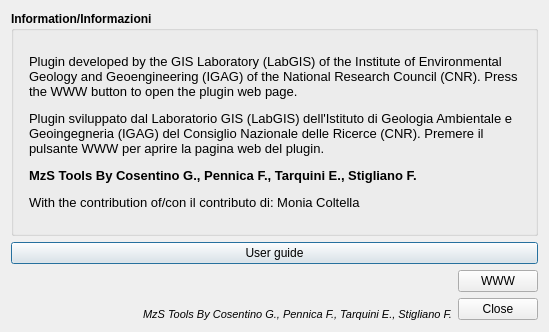
Before: the Qt Designer form tb_info.ui in CNR-IGAG/mzs-tools, drawn with Qt 5.
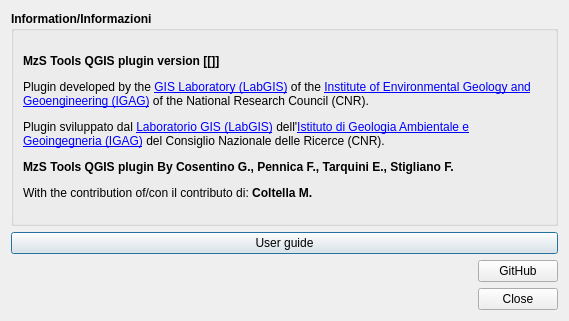
After: the same form once the commit is applied. Icons and pictures are not drawn.

Commit message: update .qgs project and info dialog

The edit to the form file:
```diff
--- a/tb_info.ui
+++ b/tb_info.ui
@@ -2,32 +2,6 @@
 <ui version="4.0">
  <class>info</class>
  <widget class="QDialog" name="info">
-  <property name="geometry">
-   <rect>
-    <x>0</x>
-    <y>0</y>
-    <width>549</width>
-    <height>332</height>
-   </rect>
-  </property>
-  <property name="sizePolicy">
-   <sizepolicy hsizetype="Fixed" vsizetype="Fixed">
-    <horstretch>0</horstretch>
-    <verstretch>0</verstretch>
-   </sizepolicy>
-  </property>
-  <property name="minimumSize">
-   <size>
-    <width>520</width>
-    <height>325</height>
-   </size>
-  </property>
-  <property name="maximumSize">
-   <size>
-    <width>1500</width>
-    <height>1500</height>
-   </size>
-  </property>
   <property name="windowTitle">
    <string>Help</string>
   </property>
@@ -37,7 +11,9 @@
   <property name="modal">
    <bool>true</bool>
   </property>
-  <layout class="QVBoxLayout" name="verticalLayout_2">
+  <layout class="QHBoxLayout" name="horizontalLayout_3">
+   <item>
+    <layout class="QVBoxLayout" name="verticalLayout_3">
    <item>
     <widget class="QGroupBox" name="groupBox">
      <property name="sizePolicy">
@@ -46,12 +22,6 @@
        <verstretch>0</verstretch>
       </sizepolicy>
      </property>
-     <property name="minimumSize">
-      <size>
-       <width>0</width>
-       <height>0</height>
-      </size>
-     </property>
      <property name="font">
       <font>
        <weight>75</weight>
@@ -61,33 +31,29 @@
      <property name="title">
       <string>Information/Informazioni</string>
      </property>
-     <layout class="QFormLayout" name="formLayout">
-      <property name="fieldGrowthPolicy">
-       <enum>QFormLayout::AllNonFixedFieldsGrow</enum>
-      </property>
-      <item row="0" column="1">
-       <widget class="QLabel" name="alert_text">
+       <layout class="QVBoxLayout" name="verticalLayout_4">
+        <property name="sizeConstraint">
+         <enum>QLayout::SetMinimumSize</enum>
+        </property>
+        <item>
+         <widget class="QLabel" name="label">
         <property name="sizePolicy">
-         <sizepolicy hsizetype="Expanding" vsizetype="Expanding">
+           <sizepolicy hsizetype="Preferred" vsizetype="MinimumExpanding">
           <horstretch>0</horstretch>
           <verstretch>0</verstretch>
          </sizepolicy>
         </property>
+          <property name="minimumSize">
+           <size>
+            <width>523</width>
+            <height>174</height>
+           </size>
+          </property>
         <property name="text">
-         <string>&lt;!DOCTYPE HTML PUBLIC &quot;-//W3C//DTD HTML 4.0//EN&quot; &quot;http://www.w3.org/TR/REC-html40/strict.dtd&quot;&gt;
-&lt;html&gt;&lt;head&gt;&lt;meta name=&quot;qrichtext&quot; content=&quot;1&quot; /&gt;&lt;style type=&quot;text/css&quot;&gt;
-p, li { white-space: pre-wrap; }
-&lt;/style&gt;&lt;/head&gt;&lt;body style=&quot; font-family:'Fira Sans'; font-size:10pt; font-weight:600; font-style:normal;&quot;&gt;
-&lt;p style=&quot; margin-top:0px; margin-bottom:0px; margin-left:0px; margin-right:0px; -qt-block-indent:0; text-indent:0px;&quot;&gt;&lt;span style=&quot; font-family:'MS Shell Dlg 2'; font-weight:400;&quot;&gt;Plugin developed by the GIS Laboratory (LabGIS) of the Institute of Environmental Geology and Geoengineering (IGAG) of the National Research Council (CNR). Press the WWW button to open the plugin web page.&lt;/span&gt;&lt;/p&gt;
-&lt;p style=&quot; margin-top:12px; margin-bottom:12px; margin-left:0px; margin-right:0px; -qt-block-indent:0; text-indent:0px;&quot;&gt;&lt;span style=&quot; font-family:'MS Shell Dlg 2'; font-weight:400;&quot;&gt;Plugin sviluppato dal Laboratorio GIS (LabGIS) dell'Istituto di Geologia Ambientale e Geoingegneria (IGAG) del Consiglio Nazionale delle Ricerce (CNR).&lt;/span&gt;&lt;span style=&quot; font-family:'MS Shell Dlg 2';&quot;&gt; &lt;/span&gt;&lt;span style=&quot; font-family:'MS Shell Dlg 2'; font-weight:400;&quot;&gt;Premere il pulsante WWW per aprire la pagina web del plugin.&lt;/span&gt;&lt;/p&gt;
-&lt;p style=&quot; margin-top:12px; margin-bottom:12px; margin-left:0px; margin-right:0px; -qt-block-indent:0; text-indent:0px;&quot;&gt;&lt;span style=&quot; font-family:'MS Shell Dlg 2';&quot;&gt;MzS Tools By Cosentino G., Pennica F., Tarquini E., Stigliano F.&lt;/span&gt;&lt;/p&gt;
-&lt;p style=&quot; margin-top:12px; margin-bottom:12px; margin-left:0px; margin-right:0px; -qt-block-indent:0; text-indent:0px;&quot;&gt;&lt;span style=&quot; font-family:'MS Shell Dlg 2'; font-weight:400;&quot;&gt;With the contribution of/con il contributo di: Monia Coltella&lt;/span&gt;&lt;/p&gt;&lt;/body&gt;&lt;/html&gt;</string>
-        </property>
-        <property name="textFormat">
-         <enum>Qt::RichText</enum>
-        </property>
-        <property name="alignment">
-         <set>Qt::AlignLeading|Qt::AlignLeft|Qt::AlignVCenter</set>
+           <string>&lt;html&gt;&lt;head/&gt;&lt;body&gt;&lt;p&gt;&lt;span style=&quot; font-family:'MS Shell Dlg 2';&quot;&gt;MzS Tools QGIS plugin version [[]]&lt;/span&gt;&lt;/p&gt;&lt;p&gt;&lt;span style=&quot; font-family:'MS Shell Dlg 2'; font-weight:400;&quot;&gt;Plugin developed by the &lt;/span&gt;&lt;a href=&quot;https://www.igag.cnr.it/it/laboratori/labgis/&quot;&gt;&lt;span style=&quot; font-weight:400; text-decoration: underline; color:#0000ff;&quot;&gt;GIS Laboratory (LabGIS)&lt;/span&gt;&lt;/a&gt;&lt;span style=&quot; font-family:'MS Shell Dlg 2'; font-weight:400;&quot;&gt; of the &lt;/span&gt;&lt;a href=&quot;https://www.igag.cnr.it&quot;&gt;&lt;span style=&quot; font-weight:400; text-decoration: underline; color:#0000ff;&quot;&gt;Institute of Environmental Geology and Geoengineering (IGAG)&lt;/span&gt;&lt;/a&gt;&lt;span style=&quot; font-family:'MS Shell Dlg 2'; font-weight:400;&quot;&gt; of the National Research Council (CNR). &lt;/span&gt;&lt;/p&gt;&lt;p&gt;&lt;span style=&quot; font-family:'MS Shell Dlg 2'; font-weight:400;&quot;&gt;Plugin sviluppato dal &lt;/span&gt;&lt;a href=&quot;https://www.igag.cnr.it/it/laboratori/labgis/&quot;&gt;&lt;span style=&quot; font-weight:400; text-decoration: underline; color:#0000ff;&quot;&gt;Laboratorio GIS (LabGIS)&lt;/span&gt;&lt;/a&gt;&lt;span style=&quot; font-family:'MS Shell Dlg 2'; font-weight:400;&quot;&gt; dell'&lt;/span&gt;&lt;a href=&quot;https://www.igag.cnr.it&quot;&gt;&lt;span style=&quot; font-weight:400; text-decoration: underline; color:#0000ff;&quot;&gt;Istituto di Geologia Ambientale e Geoingegneria (IGAG)&lt;/span&gt;&lt;/a&gt;&lt;span style=&quot; font-family:'MS Shell Dlg 2'; font-weight:400;&quot;&gt; del Consiglio Nazionale delle Ricerce (CNR). &lt;/span&gt;&lt;/p&gt;&lt;p&gt;&lt;span style=&quot; font-family:'MS Shell Dlg 2';&quot;&gt;MzS Tools QGIS plugin By Cosentino G., Pennica F., Tarquini E., Stigliano F.&lt;/span&gt;&lt;/p&gt;&lt;p&gt;&lt;span style=&quot; font-family:'MS Shell Dlg 2'; font-weight:400;&quot;&gt;With the contribution of/con il contributo di: &lt;/span&gt;&lt;span style=&quot; font-family:'MS Shell Dlg 2';&quot;&gt;Coltella M.&lt;/span&gt;&lt;/p&gt;&lt;/body&gt;&lt;/html&gt;</string>
+          </property>
+          <property name="scaledContents">
+           <bool>false</bool>
         </property>
         <property name="wordWrap">
          <bool>true</bool>
@@ -97,8 +63,6 @@
      </layout>
     </widget>
    </item>
-   <item>
-    <layout class="QHBoxLayout" name="horizontalLayout">
      <item>
       <widget class="QPushButton" name="pushButton_ita">
        <property name="cursor">
@@ -109,8 +73,8 @@
        </property>
       </widget>
      </item>
-    </layout>
-   </item>
+     <item>
+      <layout class="QHBoxLayout" name="horizontalLayout">
    <item>
     <layout class="QHBoxLayout" name="horizontalLayout_2">
      <item>
@@ -163,37 +127,33 @@
        </property>
       </widget>
      </item>
+        </layout>
+       </item>
      <item>
-      <layout class="QVBoxLayout" name="verticalLayout_3">
+        <layout class="QVBoxLayout" name="verticalLayout_2">
        <item>
-        <spacer name="verticalSpacer">
+          <spacer name="horizontalSpacer">
          <property name="orientation">
-          <enum>Qt::Vertical</enum>
+            <enum>Qt::Horizontal</enum>
          </property>
          <property name="sizeHint" stdset="0">
           <size>
-           <width>17</width>
-           <height>13</height>
+             <width>40</width>
+             <height>20</height>
           </size>
          </property>
         </spacer>
        </item>
        <item>
-        <widget class="QLabel" name="label_23">
-         <property name="sizePolicy">
-          <sizepolicy hsizetype="Preferred" vsizetype="Preferred">
-           <horstretch>2</horstretch>
-           <verstretch>0</verstretch>
-          </sizepolicy>
-         </property>
+          <widget class="QLabel" name="label_version_warning">
          <property name="text">
-          <string>&lt;html&gt;&lt;head/&gt;&lt;body&gt;&lt;p&gt;&lt;span style=&quot; font-size:8pt; font-style:italic;&quot;&gt;MzS Tools By Cosentino G., Pennica F., Tarquini E., Stigliano F.&lt;/span&gt;&lt;/p&gt;&lt;/body&gt;&lt;/html&gt;</string>
-         </property>
-         <property name="textFormat">
-          <enum>Qt::AutoText</enum>
+            <string>&lt;html&gt;&lt;head/&gt;&lt;body&gt;&lt;p&gt;&lt;br/&gt;&lt;/p&gt;&lt;/body&gt;&lt;/html&gt;</string>
+           </property>
+           <property name="alignment">
+            <set>Qt::AlignCenter</set>
          </property>
          <property name="wordWrap">
-          <bool>false</bool>
+            <bool>true</bool>
          </property>
         </widget>
        </item>
@@ -207,24 +167,18 @@
           <cursorShape>PointingHandCursor</cursorShape>
          </property>
          <property name="text">
-          <string>WWW</string>
+            <string>GitHub</string>
          </property>
         </widget>
        </item>
        <item>
         <widget class="QDialogButtonBox" name="button_box">
          <property name="sizePolicy">
-          <sizepolicy hsizetype="Fixed" vsizetype="Fixed">
+            <sizepolicy hsizetype="Minimum" vsizetype="Fixed">
            <horstretch>0</horstretch>
            <verstretch>0</verstretch>
           </sizepolicy>
          </property>
-         <property name="minimumSize">
-          <size>
-           <width>75</width>
-           <height>23</height>
-          </size>
-         </property>
          <property name="cursor">
           <cursorShape>PointingHandCursor</cursorShape>
          </property>
@@ -238,6 +192,8 @@
           <bool>false</bool>
          </property>
         </widget>
+         </item>
+        </layout>
        </item>
       </layout>
      </item>
```
Left out of the diff: 3 changed lines with no effect on the pictures. Lines whose indentation alone changed are shown as unchanged. The commit also changes 7 other files.
